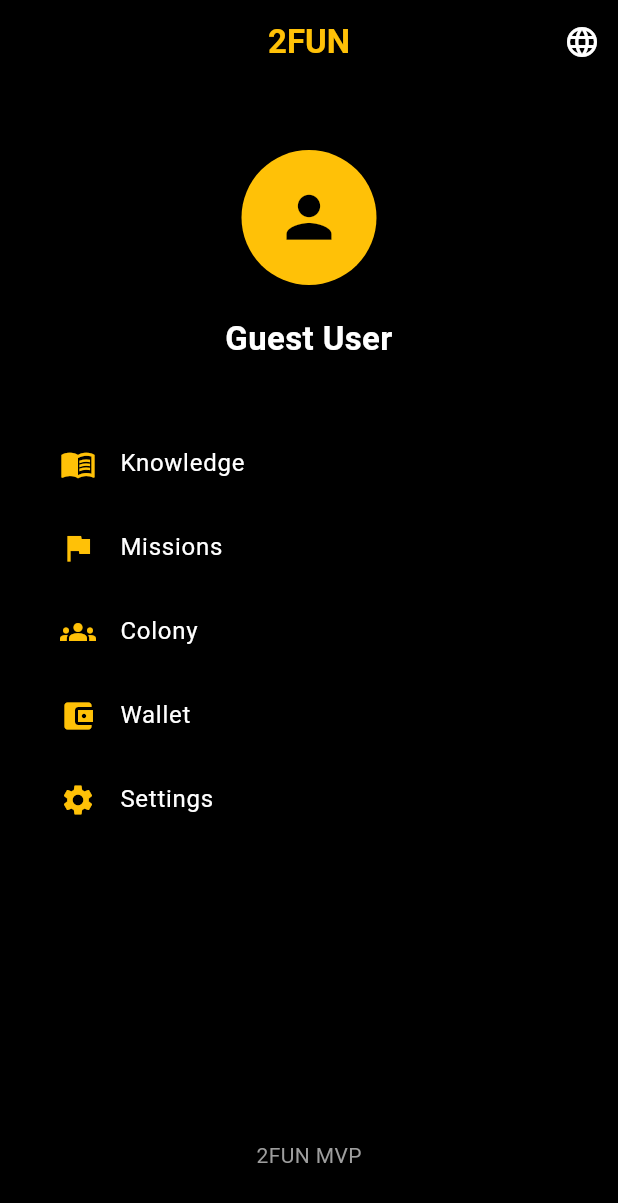
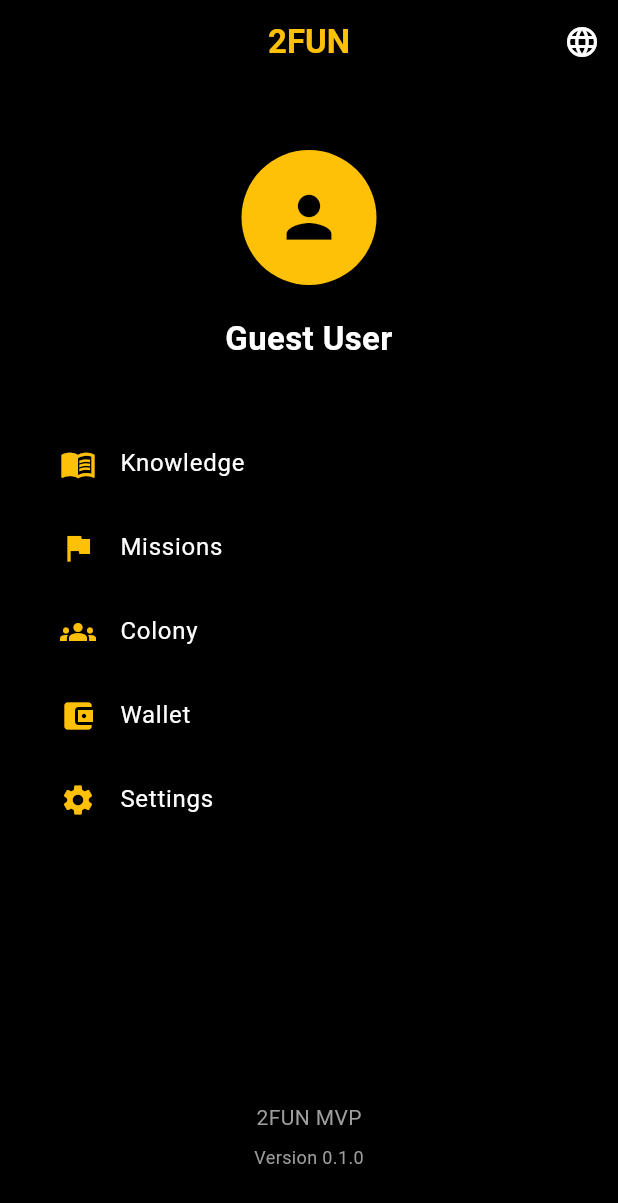
Before and after one commit to spirmo/2FUN-OS, a Flutter app: the DashboardPage screen opened directly, on a phone screen of 412 x 824 dp. Shown: the top 1203 px of the screen. Run offline on Flutter 3.47's test engine with Material 3 defaults, Android fonts, the phone set to English and light mode, and no system bars; our stand-ins replace shared_preferences; accounts and stored records are empty.

Commit message:
Update dashboard_page.dart

```diff
--- a/apps/mobile/lib/features/dashboard/presentation/pages/dashboard_page.dart
+++ b/apps/mobile/lib/features/dashboard/presentation/pages/dashboard_page.dart
@@ -129,13 +129,25 @@ class DashboardPage extends StatelessWidget {
 
             const Spacer(),
 
-            const Text(
-              "2FUN MVP",
-              style: TextStyle(
-                color: Colors.grey,
-              ),
+            const Column(
+              children: [
+                Text(
+                  "2FUN MVP",
+                  style: TextStyle(
+                    color: Colors.grey,
+                    fontSize: 14,
+                  ),
+                ),
+                SizedBox(height: 8),
+                Text(
+                  "Version 0.1.0",
+                  style: TextStyle(
+                    color: Colors.grey,
+                    fontSize: 12,
+                  ),
+                ),
+              ],
             ),
-
             const SizedBox(height: 20),
           ],
         ),
```
